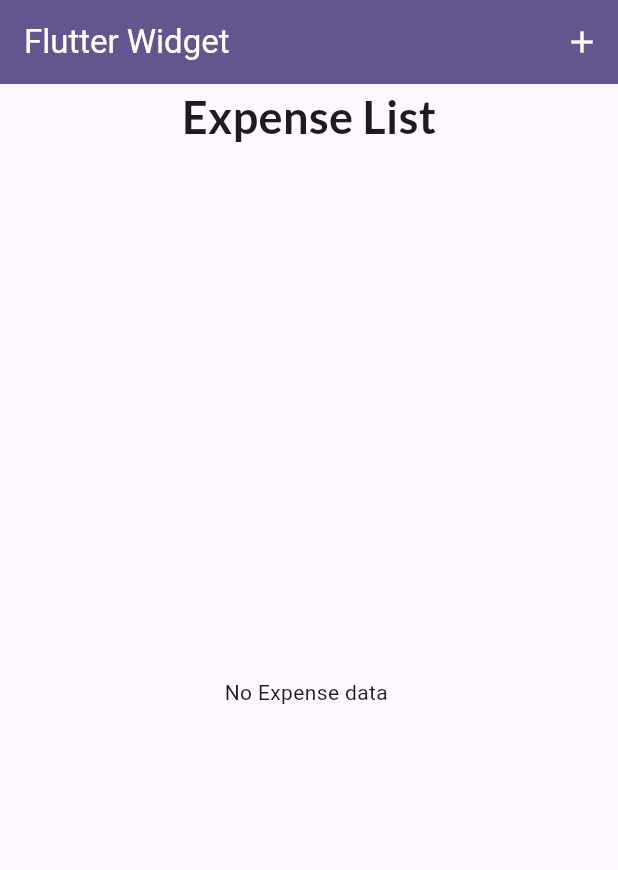
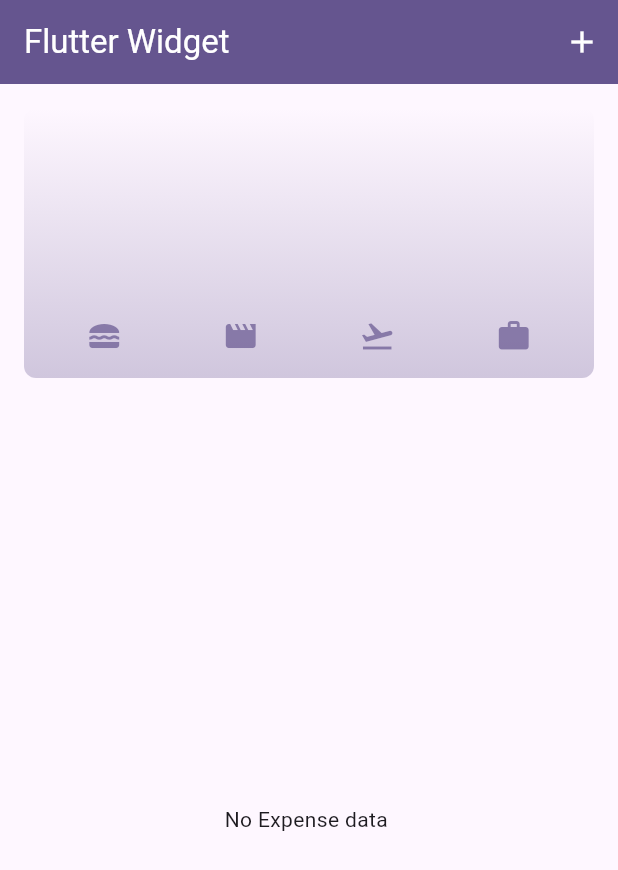
Before and after one commit to karthick794/ExpenseApplication, a Flutter app: the screen it shows after launch, on a phone screen of 412 x 824 dp. Shown: the top 870 px of the screen. Run offline on Flutter 3.47's test engine with Material 3 defaults, Android fonts, the phone set to English and light mode, and no system bars.

Commit message:
add chart code

```diff
--- a/expenseapp/lib/models/expense.dart
+++ b/expenseapp/lib/models/expense.dart
@@ -28,3 +28,28 @@ String get formattedDate
       {required this.expenseName, required this.amount, required this.dateTime,required this.category})
       : id = uuid.v4();
 }
+
+class ExpenseBucket {
+  const ExpenseBucket({
+    required this.category,
+    required this.expenses,
+  });
+
+  ExpenseBucket.forCategory(List<ExpenseModel> allExpenses, this.category)
+      : expenses = allExpenses
+            .where((expense) => expense.category == category)
+            .toList();
+
+  final Category category;
+  final List<ExpenseModel> expenses;
+
+  double get totalExpenses {
+    double sum = 0;
+
+    for (final expense in expenses) {
+      sum += expense.amount; // sum = sum + expense.amount
+    }
+
+    return sum;
+  }
+}
--- a/expenseapp/lib/screens/expensehomescreen.dart
+++ b/expenseapp/lib/screens/expensehomescreen.dart
@@ -1,8 +1,9 @@
 import 'package:expenseapp/models/expense.dart';
 import 'package:expenseapp/widgets/addexpenseitemwidget.dart';
+import 'package:expenseapp/widgets/chart.dart';
 import 'package:expenseapp/widgets/expenselist.dart';
 import 'package:flutter/material.dart';
-import 'package:google_fonts/google_fonts.dart';
+//import 'package:google_fonts/google_fonts.dart';
 
 class ExpenseHomeScreen extends StatefulWidget {
   const ExpenseHomeScreen({super.key});
@@ -65,10 +66,7 @@ class _ExpenseHomeScreenState extends State<ExpenseHomeScreen> {
       ),
       body: Column(
         children: [
-          Text(
-            "Expense List",
-            style: GoogleFonts.lato(fontSize: 30, fontWeight: FontWeight.bold),
-          ),
+             Chart(expenses: expenseList),
           Expanded(
             child: maincontent,
           )
--- /dev/null
+++ b/expenseapp/lib/widgets/chart.dart
@@ -0,0 +1,94 @@
+import 'package:expenseapp/models/expense.dart';
+import 'package:expenseapp/widgets/chart_bar.dart';
+import 'package:flutter/material.dart';
+
+class Chart extends StatelessWidget {
+  const Chart({super.key, required this.expenses});
+
+  final List<ExpenseModel> expenses;
+
+  List<ExpenseBucket> get buckets {
+    return [
+      ExpenseBucket.forCategory(expenses, Category.food),
+      ExpenseBucket.forCategory(expenses, Category.lesiure),
+      ExpenseBucket.forCategory(expenses, Category.travel),
+      ExpenseBucket.forCategory(expenses, Category.work),
+    ];
+  }
+
+  double get maxTotalExpense {
+    double maxTotalExpense = 0;
+
+    for (final bucket in buckets) {
+      if (bucket.totalExpenses > maxTotalExpense) {
+        maxTotalExpense = bucket.totalExpenses;
+      }
+    }
+
+    return maxTotalExpense;
+  }
+
+  @override
+  Widget build(BuildContext context) {
+    final isDarkMode =
+        MediaQuery.of(context).platformBrightness == Brightness.dark;
+    return Container(
+      margin: const EdgeInsets.all(16),
+      padding: const EdgeInsets.symmetric(
+        vertical: 16,
+        horizontal: 8,
+      ),
+      width: double.infinity,
+      height: 180,
+      decoration: BoxDecoration(
+        borderRadius: BorderRadius.circular(8),
+        gradient: LinearGradient(
+          colors: [
+            Theme.of(context).colorScheme.primary.withOpacity(0.3),
+            Theme.of(context).colorScheme.primary.withOpacity(0.0)
+          ],
+          begin: Alignment.bottomCenter,
+          end: Alignment.topCenter,
+        ),
+      ),
+      child: Column(
+        children: [
+          Expanded(
+            child: Row(
+              crossAxisAlignment: CrossAxisAlignment.end,
+              children: [
+                for (final bucket in buckets) // alternative to map()
+                  ChartBar(
+                    fill: bucket.totalExpenses == 0
+                        ? 0
+                        : bucket.totalExpenses / maxTotalExpense,
+                  )
+              ],
+            ),
+          ),
+          const SizedBox(height: 12),
+          Row(
+            children: buckets
+                .map(
+                  (bucket) => Expanded(
+                    child: Padding(
+                      padding: const EdgeInsets.symmetric(horizontal: 4),
+                      child: Icon(
+                        categoryIcons[bucket.category],
+                        color: isDarkMode
+                            ? Theme.of(context).colorScheme.secondary
+                            : Theme.of(context)
+                                .colorScheme
+                                .primary
+                                .withOpacity(0.7),
+                      ),
+                    ),
+                  ),
+                )
+                .toList(),
+          )
+        ],
+      ),
+    );
+  }
+}
--- /dev/null
+++ b/expenseapp/lib/widgets/chart_bar.dart
@@ -0,0 +1,34 @@
+import 'package:flutter/material.dart';
+
+class ChartBar extends StatelessWidget {
+  const ChartBar({
+    super.key,
+    required this.fill,
+  });
+
+  final double fill;
+
+  @override
+  Widget build(BuildContext context) {
+    final isDarkMode =
+        MediaQuery.of(context).platformBrightness == Brightness.dark;
+    return Expanded(
+      child: Padding(
+        padding: const EdgeInsets.symmetric(horizontal: 4),
+        child: FractionallySizedBox(
+          heightFactor: fill,
+          child: DecoratedBox(
+            decoration: BoxDecoration(
+              shape: BoxShape.rectangle,
+              borderRadius:
+                  const BorderRadius.vertical(top: Radius.circular(8)),
+              color: isDarkMode
+                  ? Theme.of(context).colorScheme.secondary
+                  : Theme.of(context).colorScheme.primary.withOpacity(0.65),
+            ),
+          ),
+        ),
+      ),
+    );
+  }
+}
```
